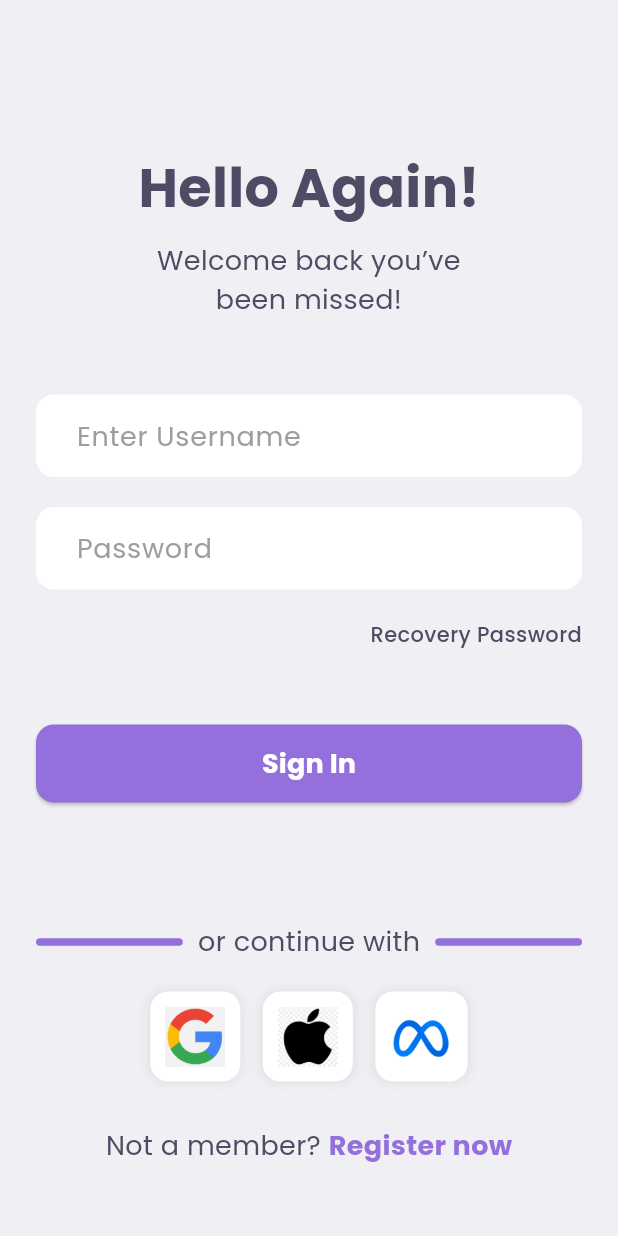
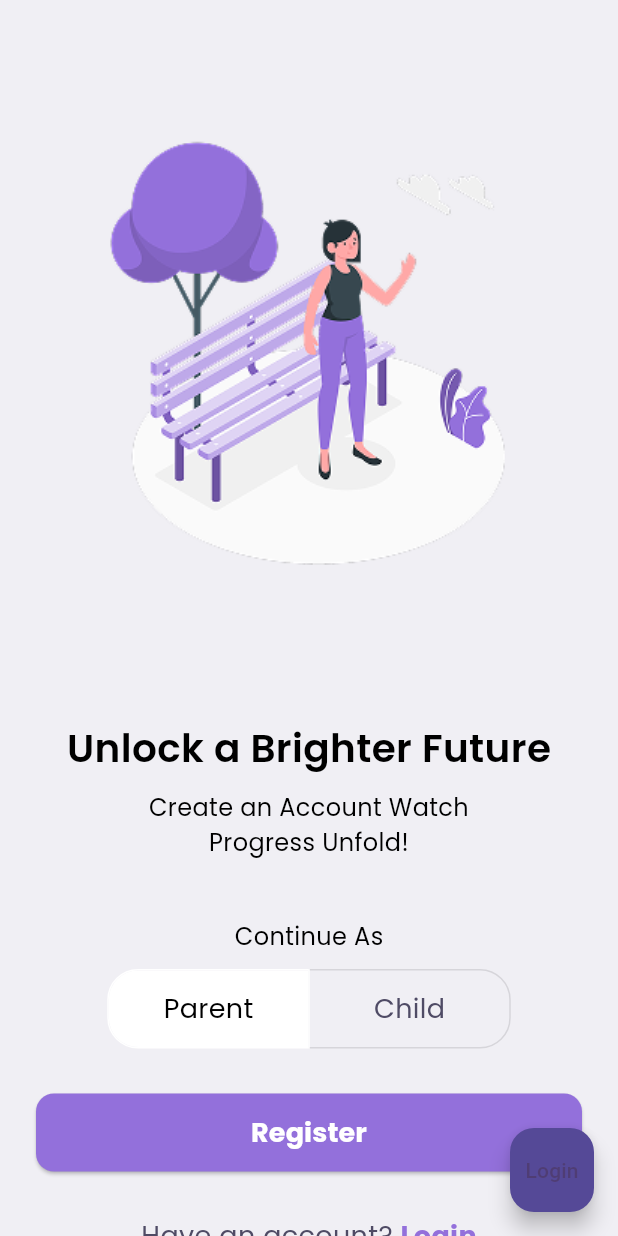
Before and after one commit to IT21273858/24-25J-133-app, a Flutter app: the LoginPage screen opened directly, after a tap on "Sign In", after a tap on "Register now", on a phone screen of 412 x 824 dp. Run offline on Flutter 3.47's test engine with Material 3 defaults, Android fonts, the phone set to English and light mode, and no system bars; our stand-ins replace google_fonts.

Commit message:
register choose page implemented

```diff
--- a/dyslexia/lib/LoginPage.dart
+++ b/dyslexia/lib/LoginPage.dart
@@ -1,3 +1,4 @@
+import 'package:dyslexia/RegisterChoose.dart';
 import 'package:flutter/material.dart';
 import 'package:dyslexia/variables.dart';
 import 'package:dyslexia/components.dart';
@@ -23,6 +24,10 @@ class _LoginPageState extends State<LoginPage> {
         isLoading = false;
       });
       print("Logging in with ${emailController.text}");
+      Navigator.push(
+        context,
+        MaterialPageRoute(builder: (context) => RegisterChoose()),
+      );
     });
   }
 
@@ -112,7 +117,9 @@ class _LoginPageState extends State<LoginPage> {
                 children: [
                   Text("Not a member? ", style: bodyStyle),
                   GestureDetector(
-                    onTap: () {},
+                    onTap: () {
+                      _handleSignIn();
+                    },
                     child: Text(
                       "Register now",
                       style: bodyStyle.copyWith(
--- /dev/null
+++ b/dyslexia/lib/RegisterChoose.dart
@@ -0,0 +1,149 @@
+import 'package:dyslexia/LoginPage.dart';
+import 'package:flutter/material.dart';
+import 'package:dyslexia/variables.dart';
+import 'package:dyslexia/components.dart';
+
+class RegisterChoose extends StatefulWidget {
+  @override
+  _RegisterChooseState createState() => _RegisterChooseState();
+}
+
+class _RegisterChooseState extends State<RegisterChoose> {
+  final TextEditingController emailController = TextEditingController();
+  final TextEditingController passwordController = TextEditingController();
+  bool isLoading = false;
+  List<bool> isSelected = [true, false]; // Initial selection state
+
+  void _handleRegister() {
+    setState(() {
+      isLoading = true;
+    });
+    // Simulate a network request
+    Future.delayed(Duration(seconds: 2), () {
+      setState(() {
+        isLoading = false;
+      });
+      print("Registering with ${emailController.text}");
+    });
+  }
+
+  @override
+  Widget build(BuildContext context) {
+    const List<Widget> types = <Widget>[Text('Parent'), Text('Child')];
+    return Scaffold(
+      body: Center(
+        child: Padding(
+          padding: const EdgeInsets.symmetric(horizontal: 24.0),
+          child: Column(
+            mainAxisAlignment: MainAxisAlignment.start,
+            children: <Widget>[
+              Padding(
+                padding: EdgeInsets.only(top: 60, left: 0, right: 0, bottom: 0),
+              ),
+              // Image at the top
+              Container(
+                // padding: EdgeInsets.all(2),
+                height: 350,
+                width: 350,
+                decoration: BoxDecoration(
+                  borderRadius: BorderRadius.circular(12),
+                ),
+                child: Image.asset(
+                  'assets/images/Hello-amico.png',
+                  height: 311,
+                  width: 311,
+                ),
+              ),
+              Padding(
+                padding: EdgeInsets.only(
+                  top: 50,
+                  left: 20,
+                  right: 20,
+                  bottom: 20,
+                ),
+              ),
+              // Heading Section
+              Text('Unlock a Brighter Future', style: registerheadingStyle),
+              const SizedBox(height: 10),
+              SizedBox(
+                width: 230,
+                child: Text(
+                  'Create an Account Watch Progress Unfold!',
+                  style: registerbodyStyle,
+                  textAlign: TextAlign.center,
+                  maxLines: 2,
+                ),
+              ),
+              Padding(
+                padding: EdgeInsets.only(left: 0, top: 40, right: 0, bottom: 0),
+              ),
+              Text("Continue As", style: registerbodyStyle),
+              Padding(
+                padding: EdgeInsets.only(left: 0, top: 10, right: 0, bottom: 0),
+              ),
+              ToggleButtons(
+                isSelected: isSelected,
+                onPressed: (int index) {
+                  setState(() {
+                    for (int i = 0; i < isSelected.length; i++) {
+                      isSelected[i] = i == index;
+                    }
+                  });
+                },
+                constraints: const BoxConstraints(
+                  minHeight: 51.0,
+                  minWidth: 133.0,
+                ),
+                borderRadius: const BorderRadius.all(Radius.circular(20)),
+                selectedBorderColor: Colors.white,
+                selectedColor: Colors.black,
+                fillColor: Colors.white,
+                color: appTogglebuttonColor,
+                children: types,
+              ),
+              Padding(padding: EdgeInsets.only(top: 30)),
+              // Sign In Button
+              CustomButton(
+                text: "Register",
+                isLoading: isLoading,
+                onPressed: _handleRegister,
+              ),
+              Padding(padding: EdgeInsets.only(top: 30)),
+
+              Row(
+                mainAxisAlignment: MainAxisAlignment.center,
+                children: [
+                  Text("Have an account? ", style: bodyStyle),
+                  GestureDetector(
+                    onTap: () {
+                      Navigator.push(
+                        context,
+                        MaterialPageRoute(builder: (context) => LoginPage()),
+                      );
+                    },
+                    child: Text(
+                      "Login",
+                      style: bodyStyle.copyWith(
+                        color: appPrimaryColor,
+                        fontWeight: FontWeight.bold,
+                      ),
+                    ),
+                  ),
+                ],
+              ),
+            ],
+          ),
+        ),
+      ),
+      floatingActionButton: FloatingActionButton(
+        onPressed: () {
+          Navigator.push(
+            context,
+            MaterialPageRoute(builder: (context) => LoginPage()),
+          );
+        },
+        child: const Text("Login"),
+      ),
+    );
+  }
+}
--- a/dyslexia/lib/variables.dart
+++ b/dyslexia/lib/variables.dart
@@ -21,6 +21,8 @@ const Color appPrimaryColor = Color(0xFF9370DB); // Purple
 const Color appSecondaryColor = Color(0xFF554997); // Darker purple
 const Color appTextColor = Color(0xFF4F4B65);
 const Color appBackgroundColor = Color(0xFFF0EFF4);
+const Color HeadingColor = Color.fromARGB(255, 0, 0, 0);
+const Color appTogglebuttonColor = Color(0xFF4F4B65);
 
 // Font styles using Poppins
 final TextStyle headingStyle = GoogleFonts.poppins(
@@ -40,3 +42,14 @@ final TextStyle smallTextStyle = GoogleFonts.poppins(
   fontWeight: FontWeight.w500,
   color: appTextColor,
 );
+
+final TextStyle registerheadingStyle = GoogleFonts.poppins(
+  fontSize: 26,
+  fontWeight: FontWeight.w600,
+  color: HeadingColor,
+);
+final TextStyle registerbodyStyle = GoogleFonts.poppins(
+  fontSize: 16,
+  fontWeight: FontWeight.w400,
+  color: HeadingColor,
+);
--- a/dyslexia/pubspec.yaml
+++ b/dyslexia/pubspec.yaml
@@ -64,6 +64,7 @@ flutter:
       - assets/images/google.png
       - assets/images/apple.png
       - assets/images/meta.png
+      - assets/images/Hello-amico.png
   #   - images/a_dot_burr.jpeg
   #   - images/a_dot_ham.jpeg
 
```
Also changed, not shown: dyslexia/assets/images/Hello-amico.png (added), 1 other file.
